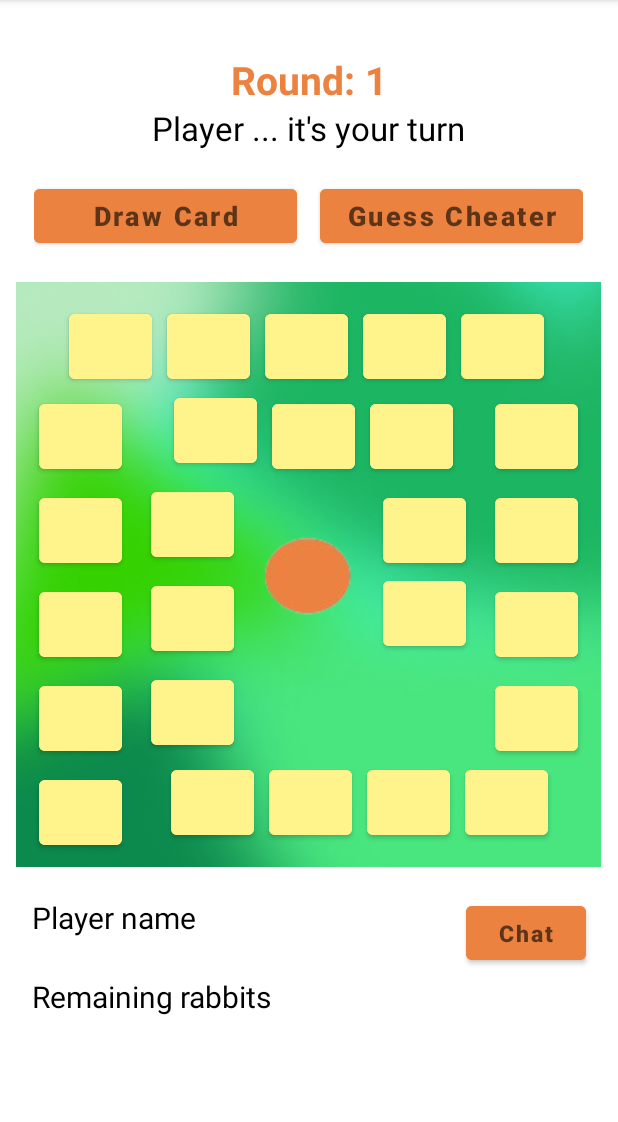
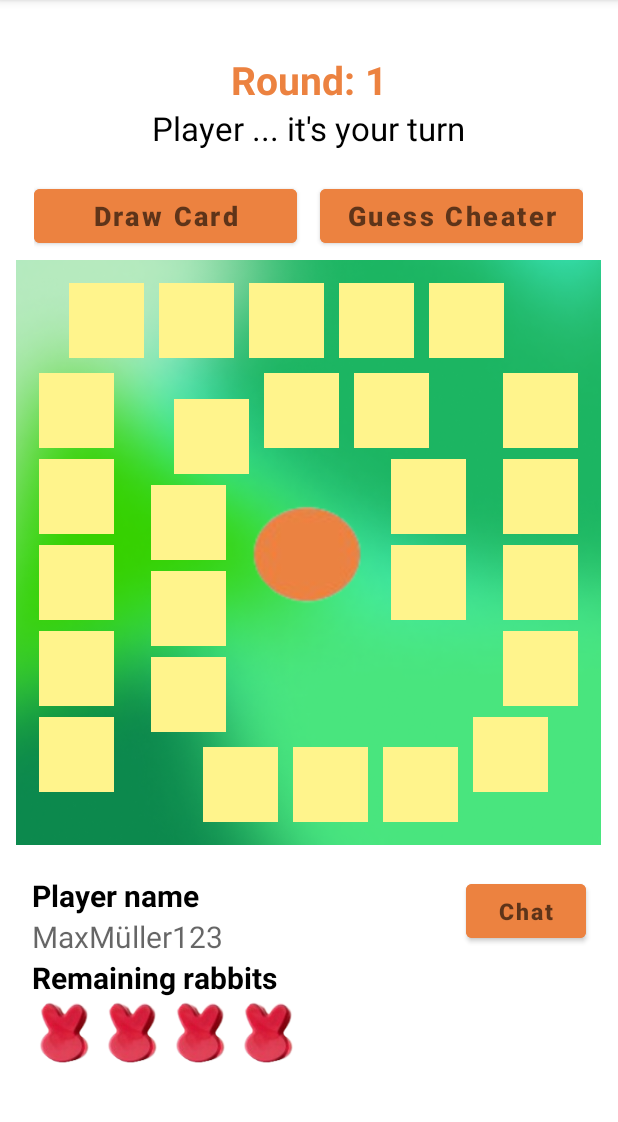
Before and after one commit to SE2-Gruppe-III-LottiKarotti/Frontend, an Android app: the GameActivity screen opened directly, with no data from a screen before it, on a phone screen of 412 x 824 dp, the part 84-1206 px from its top. Run offline under Robolectric (Android 15) with nearby library versions, the phone set to English and light mode, and no system bars.

Commit message:
Add first game moves

```diff
--- a/app/src/main/java/at/aau/serg/websocketdemoapp/activities/GameActivity.java
+++ b/app/src/main/java/at/aau/serg/websocketdemoapp/activities/GameActivity.java
@@ -1,12 +1,21 @@
 package at.aau.serg.websocketdemoapp.activities;
 
+import static com.google.gson.internal.$Gson$Types.arrayOf;
+
+import android.graphics.drawable.Drawable;
 import android.os.Bundle;
+import android.view.View;
+import android.widget.ImageView;
+import android.widget.TextView;
 
 import androidx.activity.EdgeToEdge;
 import androidx.appcompat.app.AppCompatActivity;
+import androidx.core.content.ContextCompat;
 import androidx.core.graphics.Insets;
 import androidx.core.view.ViewCompat;
 import androidx.core.view.WindowInsetsCompat;
+
+import java.lang.reflect.Array;
 
 import at.aau.serg.websocketdemoapp.R;
 
@@ -22,5 +31,72 @@ public class GameActivity extends AppCompatActivity {
             v.setPadding(systemBars.left, systemBars.top, systemBars.right, systemBars.bottom);
             return insets;
         });
+
+        int[] fields = new int[26];
+
+        ImageView rabbit1 = findViewById(R.id.rabbit1);
+        ImageView rabbit2 = findViewById(R.id.rabbit2);
+        ImageView rabbit3 = findViewById(R.id.rabbit3);
+        ImageView rabbit4 = findViewById(R.id.rabbit4);
+
+        TextView field1 = findViewById(R.id.field1);
+        ImageView field2 = findViewById(R.id.field2);
+        TextView field3 = findViewById(R.id.field3);
+        TextView field4 = findViewById(R.id.field4);
+        TextView field5 = findViewById(R.id.field5);
+        TextView field6 = findViewById(R.id.field6);
+        TextView field7 = findViewById(R.id.field7);
+        TextView field8 = findViewById(R.id.field8);
+        TextView field9 = findViewById(R.id.field9);
+        TextView field10 = findViewById(R.id.field10);
+        TextView field11 = findViewById(R.id.field11);
+        TextView field12 = findViewById(R.id.field12);
+        TextView field13 = findViewById(R.id.field13);
+        TextView field14 = findViewById(R.id.field14);
+        TextView field15 = findViewById(R.id.field15);
+        TextView field16 = findViewById(R.id.field16);
+        TextView field17 = findViewById(R.id.field17);
+        TextView field18 = findViewById(R.id.field18);
+        TextView field19 = findViewById(R.id.field19);
+        TextView field20 = findViewById(R.id.field20);
+        TextView field21 = findViewById(R.id.field21);
+        TextView field22 = findViewById(R.id.field22);
+        TextView field23 = findViewById(R.id.field23);
+        TextView field24 = findViewById(R.id.field24);
+        TextView field25 = findViewById(R.id.field25);
+        TextView field26 = findViewById(R.id.field26);
+
+        rabbit1.setOnClickListener(new View.OnClickListener() {
+            @Override
+            public void onClick(View v) {
+                field2.setImageResource(R.drawable.red_rabbit);
+                rabbit1.setImageDrawable(null);
+            }
+        });
+
+        rabbit2.setOnClickListener(new View.OnClickListener() {
+            @Override
+            public void onClick(View v) {
+                field2.setImageResource(R.drawable.red_rabbit);
+                rabbit1.setImageDrawable(null);
+            }
+        });
+
+        rabbit3.setOnClickListener(new View.OnClickListener() {
+            @Override
+            public void onClick(View v) {
+                field2.setImageResource(R.drawable.red_rabbit);
+                rabbit1.setImageDrawable(null);
+            }
+        });
+
+        rabbit4.setOnClickListener(new View.OnClickListener() {
+            @Override
+            public void onClick(View v) {
+                field2.setImageResource(R.drawable.red_rabbit);
+                rabbit1.setImageDrawable(null);
+            }
+        });
     }
+
 }
--- a/app/src/main/res/layout/activity_game.xml
+++ b/app/src/main/res/layout/activity_game.xml
@@ -42,7 +42,7 @@
         android:layout_height="wrap_content"
         android:layout_below="@+id/relative_layout1"
         android:layout_centerHorizontal="true"
-        android:layout_marginBottom="20dp">
+        android:layout_marginBottom="5dp">
 
         <Button
             android:id="@+id/btn_draw"
@@ -76,261 +76,261 @@
         android:layout_marginBottom="20dp"
         android:background="@drawable/background">
 
-        <Button
+        <TextView
             android:id="@+id/field5"
-            android:layout_width="55dp"
-            android:layout_height="55dp"
+            android:layout_width="50dp"
+            android:layout_height="50dp"
             android:layout_alignParentStart="true"
             android:layout_marginStart="15dp"
             android:layout_marginTop="75dp"
             android:layout_marginBottom="7dp"
-            android:backgroundTint="@color/yellow" />
+            android:background="@color/yellow" />
 
-        <Button
+        <TextView
             android:id="@+id/field4"
-            android:layout_width="55dp"
-            android:layout_height="55dp"
+            android:layout_width="50dp"
+            android:layout_height="50dp"
             android:layout_below="@id/field5"
             android:layout_marginStart="15dp"
             android:layout_marginBottom="7dp"
-            android:backgroundTint="@color/yellow" />
+            android:background="@color/yellow" />
 
-        <Button
+        <TextView
             android:id="@+id/field3"
-            android:layout_width="55dp"
-            android:layout_height="55dp"
+            android:layout_width="50dp"
+            android:layout_height="50dp"
             android:layout_below="@id/field4"
             android:layout_marginStart="15dp"
             android:layout_marginBottom="7dp"
-            android:backgroundTint="@color/yellow" />
+            android:background="@color/yellow" />
 
-        <Button
+        <ImageView
             android:id="@+id/field2"
-            android:layout_width="55dp"
-            android:layout_height="55dp"
+            android:layout_width="50dp"
+            android:layout_height="50dp"
             android:layout_below="@id/field3"
             android:layout_marginStart="15dp"
             android:layout_marginBottom="7dp"
-            android:backgroundTint="@color/yellow" />
+            android:background="@color/yellow" />
 
-        <Button
+        <TextView
             android:id="@+id/field1"
-            android:layout_width="55dp"
-            android:layout_height="55dp"
+            android:layout_width="50dp"
+            android:layout_height="50dp"
             android:layout_below="@id/field2"
             android:layout_marginStart="15dp"
             android:layout_marginBottom="7dp"
-            android:backgroundTint="@color/yellow" />
+            android:background="@color/yellow" />
 
-        <Button
+        <TextView
             android:id="@+id/field6"
-            android:layout_width="55dp"
-            android:layout_height="55dp"
+            android:layout_width="50dp"
+            android:layout_height="50dp"
             android:layout_alignParentTop="true"
             android:layout_marginStart="35dp"
             android:layout_marginTop="15dp"
             android:layout_marginBottom="7dp"
-            android:backgroundTint="@color/yellow" />
+            android:background="@color/yellow" />
 
-        <Button
+        <TextView
             android:id="@+id/field7"
-            android:layout_width="55dp"
-            android:layout_height="55dp"
+            android:layout_width="50dp"
+            android:layout_height="50dp"
             android:layout_marginStart="10dp"
             android:layout_marginTop="15dp"
             android:layout_toEndOf="@id/field6"
-            android:backgroundTint="@color/yellow" />
+            android:background="@color/yellow" />
 
-        <Button
+        <TextView
             android:id="@+id/field8"
-            android:layout_width="55dp"
-            android:layout_height="55dp"
+            android:layout_width="50dp"
+            android:layout_height="50dp"
             android:layout_marginStart="10dp"
             android:layout_marginTop="15dp"
             android:layout_toEndOf="@id/field7"
-            android:backgroundTint="@color/yellow" />
+            android:background="@color/yellow" />
 
-        <Button
+        <TextView
             android:id="@+id/field9"
-            android:layout_width="55dp"
-            android:layout_height="55dp"
+            android:layout_width="50dp"
+            android:layout_height="50dp"
             android:layout_marginStart="10dp"
             android:layout_marginTop="15dp"
             android:layout_toEndOf="@id/field8"
-            android:backgroundTint="@color/yellow" />
+            android:background="@color/yellow" />
 
-        <Button
+        <TextView
             android:id="@+id/field10"
-            android:layout_width="55dp"
-            android:layout_height="55dp"
+            android:layout_width="50dp"
+            android:layout_height="50dp"
             android:layout_marginStart="10dp"
             android:layout_marginTop="15dp"
             android:layout_toEndOf="@id/field9"
-            android:backgroundTint="@color/yellow" />
+            android:background="@color/yellow" />
 
-        <Button
+        <TextView
             android:id="@+id/field11"
-            android:layout_width="55dp"
-            android:layout_height="55dp"
+            android:layout_width="50dp"
+            android:layout_height="50dp"
             android:layout_alignParentEnd="true"
             android:layout_marginTop="75dp"
             android:layout_marginEnd="15dp"
             android:layout_marginBottom="7dp"
-            android:backgroundTint="@color/yellow" />
+            android:background="@color/yellow" />
 
-        <Button
+        <TextView
             android:id="@+id/field12"
-            android:layout_width="55dp"
-            android:layout_height="55dp"
+            android:layout_width="50dp"
+            android:layout_height="50dp"
             android:layout_below="@id/field11"
             android:layout_alignParentEnd="true"
             android:layout_marginEnd="15dp"
             android:layout_marginBottom="7dp"
-            android:backgroundTint="@color/yellow" />
+            android:background="@color/yellow" />
 
-        <Button
+        <TextView
             android:id="@+id/field13"
-            android:layout_width="55dp"
-            android:layout_height="55dp"
+            android:layout_width="50dp"
+            android:layout_height="50dp"
             android:layout_below="@id/field12"
             android:layout_alignParentEnd="true"
             android:layout_marginEnd="15dp"
             android:layout_marginBottom="7dp"
-            android:backgroundTint="@color/yellow" />
+            android:background="@color/yellow" />
 
-        <Button
+        <TextView
             android:id="@+id/field14"
-            android:layout_width="55dp"
-            android:layout_height="55dp"
+            android:layout_width="50dp"
+            android:layout_height="50dp"
             android:layout_below="@id/field13"
             android:layout_alignParentEnd="true"
             android:layout_marginEnd="15dp"
             android:layout_marginBottom="7dp"
-            android:backgroundTint="@color/yellow" />
+            android:background="@color/yellow" />
 
-        <Button
+        <TextView
             android:id="@+id/field15"
-            android:layout_width="55dp"
-            android:layout_height="55dp"
+            android:layout_width="50dp"
+            android:layout_height="50dp"
             android:layout_alignParentEnd="true"
             android:layout_alignParentBottom="true"
             android:layout_marginEnd="35dp"
-            android:layout_marginBottom="15dp"
-            android:backgroundTint="@color/yellow" />
+            android:layout_marginBottom="35dp"
+            android:background="@color/yellow" />
 
-        <Button
+        <TextView
             android:id="@+id/field16"
-            android:layout_width="55dp"
-            android:layout_height="55dp"
+            android:layout_width="50dp"
+            android:layout_height="50dp"
             android:layout_alignParentBottom="true"
             android:layout_marginEnd="10dp"
             android:layout_marginBottom="15dp"
             android:layout_toStartOf="@id/field15"
-            android:backgroundTint="@color/yellow" />
+            android:background="@color/yellow" />
 
-        <Button
+        <TextView
             android:id="@+id/field17"
-            android:layout_width="55dp"
-            android:layout_height="55dp"
+            android:layout_width="50dp"
+            android:layout_height="50dp"
             android:layout_alignParentBottom="true"
             android:layout_marginEnd="10dp"
             android:layout_marginBottom="15dp"
             android:layout_toStartOf="@id/field16"
-            android:backgroundTint="@color/yellow" />
+            android:background="@color/yellow" />
 
-        <Button
+        <TextView
             android:id="@+id/field18"
-            android:layout_width="55dp"
-            android:layout_height="55dp"
+            android:layout_width="50dp"
+            android:layout_height="50dp"
             android:layout_alignParentBottom="true"
             android:layout_marginEnd="10dp"
             android:layout_marginBottom="15dp"
             android:layout_toStartOf="@id/field17"
-            android:backgroundTint="@color/yellow" />
+            android:background="@color/yellow" />
 
-        <Button
+        <TextView
             android:id="@+id/field19"
-            android:layout_width="55dp"
-            android:layout_height="55dp"
+            android:layout_width="50dp"
+            android:layout_height="50dp"
             android:layout_alignParentStart="true"
             android:layout_alignParentBottom="true"
             android:layout_marginStart="90dp"
             android:layout_marginBottom="75dp"
-            android:backgroundTint="@color/yellow" />
+            android:background="@color/yellow" />
 
-        <Button
+        <TextView
             android:id="@+id/field20"
-            android:layout_width="55dp"
-            android:layout_height="55dp"
+            android:layout_width="50dp"
+            android:layout_height="50dp"
             android:layout_above="@id/field19"
             android:layout_marginStart="90dp"
             android:layout_marginBottom="7dp"
-            android:backgroundTint="@color/yellow" />
+            android:background="@color/yellow" />
 
-        <Button
+        <TextView
             android:id="@+id/field21"
-            android:layout_width="55dp"
-            android:layout_height="55dp"
+            android:layout_width="50dp"
+            android:layout_height="50dp"
             android:layout_above="@id/field20"
             android:layout_marginStart="90dp"
             android:layout_marginBottom="7dp"
-            android:backgroundTint="@color/yellow" />
+            android:background="@color/yellow" />
 
-        <Button
+        <TextView
             android:id="@+id/field22"
-            android:layout_width="55dp"
-            android:layout_height="55dp"
+            android:layout_width="50dp"
+            android:layout_height="50dp"
             android:layout_above="@id/field21"
             android:layout_marginStart="105dp"
             android:layout_marginBottom="7dp"
-            android:backgroundTint="@color/yellow" />
+            android:background="@color/yellow" />
 
-        <Button
+        <TextView
             android:id="@+id/field23"
-            android:layout_width="55dp"
-            android:layout_height="55dp"
+            android:layout_width="50dp"
+            android:layout_height="50dp"
             android:layout_marginStart="10dp"
             android:layout_marginTop="75dp"
             android:layout_toEndOf="@id/field22"
-            android:backgroundTint="@color/yellow" />
+            android:background="@color/yellow" />
 
-        <Button
+        <TextView
             android:id="@+id/field24"
-            android:layout_width="55dp"
-            android:layout_height="55dp"
+            android:layout_width="50dp"
+            android:layout_height="50dp"
             android:layout_marginStart="10dp"
             android:layout_marginTop="75dp"
             android:layout_toEndOf="@id/field23"
-            android:backgroundTint="@color/yellow" />
+            android:background="@color/yellow" />
 
-        <Button
+        <TextView
             android:id="@+id/field25"
-            android:layout_width="55dp"
-            android:layout_height="55dp"
+            android:layout_width="50dp"
+            android:layout_height="50dp"
             android:layout_below="@id/field24"
             android:layout_alignParentEnd="true"
             android:layout_marginTop="7dp"
             android:layout_marginEnd="90dp"
-            android:backgroundTint="@color/yellow" />
+            android:background="@color/yellow" />
 
-        <Button
+        <TextView
             android:id="@+id/field26"
-            android:layout_width="55dp"
-            android:layout_height="55dp"
+            android:layout_width="50dp"
+            android:layout_height="50dp"
             android:layout_below="@id/field25"
             android:layout_alignParentEnd="true"
             android:layout_marginEnd="90dp"
-            android:layout_marginBottom="7dp"
-            android:backgroundTint="@color/yellow" />
+            android:layout_marginTop="7dp"
+            android:background="@color/yellow" />
 
-        <ImageButton
+        <ImageView
             android:id="@+id/imageButton2"
-            android:layout_width="wrap_content"
-            android:layout_height="wrap_content"
+            android:layout_width="77dp"
+            android:layout_height="80dp"
             android:layout_centerInParent="true"
             android:layout_marginEnd="156dp"
             android:layout_marginBottom="249dp"
-            android:backgroundTint="#00FFFFFF"
+            android:background="#00FFFFFF"
             app:srcCompat="@drawable/carrot" />
 
     </RelativeLayout>
@@ -339,7 +339,8 @@
         android:layout_width="400dp"
         android:layout_height= "wrap_content"
         android:layout_below="@+id/relative_layout3"
-        android:layout_centerHorizontal="true">
+        android:layout_centerHorizontal="true"
+        tools:ignore="ExtraText">
 
         <Button
             android:id="@+id/btn_chat"
@@ -358,20 +359,68 @@
             android:layout_width="wrap_content"
             android:layout_height="wrap_content"
             android:layout_marginStart="15dp"
-            android:layout_marginBottom="25dp"
+            android:layout_marginBottom="0dp"
             android:text="Player name"
             android:textColor="@color/black"
+            android:textSize="20sp"
+            android:textStyle="bold" />
+
+        <TextView
+            android:id="@+id/playerNameInput"
+            android:hint="MaxMüller123"
+            android:layout_width="wrap_content"
+            android:layout_height="wrap_content"
+            android:layout_marginStart="15dp"
+            android:layout_marginBottom="0dp"
+            android:textColor="@color/black"
+            android:layout_below="@id/playerName"
             android:textSize="20sp" />
 
         <TextView
             android:id="@+id/rabbits"
             android:layout_width="wrap_content"
             android:layout_height="wrap_content"
+            android:layout_below="@id/playerNameInput"
             android:layout_marginStart="15dp"
-            android:layout_below="@id/playerName"
-            android:text="Remaining rabbits"
+            android:text="@string/remaining_rabbits"
             android:textColor="@color/black"
-            android:textSize="20sp" />
+            android:textSize="20sp"
+            android:textStyle="bold" />
+
+        <ImageView
+            android:id="@+id/rabbit1"
+            android:layout_width="43dp"
+            android:layout_height="46dp"
+            android:layout_marginStart="15dp"
+            app:srcCompat="@drawable/red_rabbit"
+            android:layout_below="@id/rabbits"/>
+
+        <ImageView
+            android:id="@+id/rabbit2"
+            android:layout_width="43dp"
+            android:layout_height="46dp"
+            android:layout_marginStart="2dp"
+            app:srcCompat="@drawable/red_rabbit"
+            android:layout_below="@id/rabbits"
+            android:layout_toEndOf="@id/rabbit1"/>
+
+        <ImageView
+            android:id="@+id/rabbit3"
+            android:layout_width="43dp"
+            android:layout_height="46dp"
+            android:layout_marginStart="2dp"
+            app:srcCompat="@drawable/red_rabbit"
+            android:layout_below="@id/rabbits"
+            android:layout_toEndOf="@id/rabbit2"/>
+
+        <ImageView
+            android:id="@+id/rabbit4"
+            android:layout_width="43dp"
+            android:layout_height="46dp"
+            android:layout_marginStart="2dp"
+            app:srcCompat="@drawable/red_rabbit"
+            android:layout_below="@id/rabbits"
+            android:layout_toEndOf="@id/rabbit3"/>
 
     </RelativeLayout>
 
--- a/app/src/main/res/values/strings.xml
+++ b/app/src/main/res/values/strings.xml
@@ -15,4 +15,5 @@
     <string name="draw_card">Draw Card</string>
     <string name="guess_cheater">Guess Cheater</string>
     <string name="chat">Chat</string>
+    <string name="remaining_rabbits">Remaining rabbits</string>
 </resources>
```
Also changed, not shown: app/src/main/res/drawable/red_rabbit.png (added).
